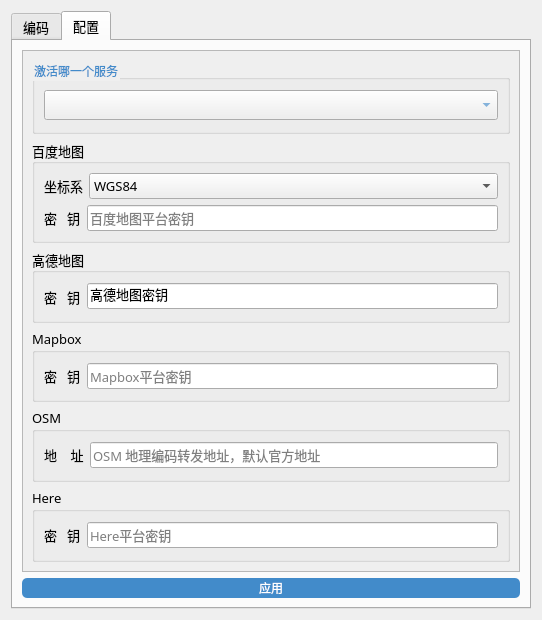
Qt form GeocodeCN_dialog_base.ui (WShihan/GeocodeCN) before a commit.
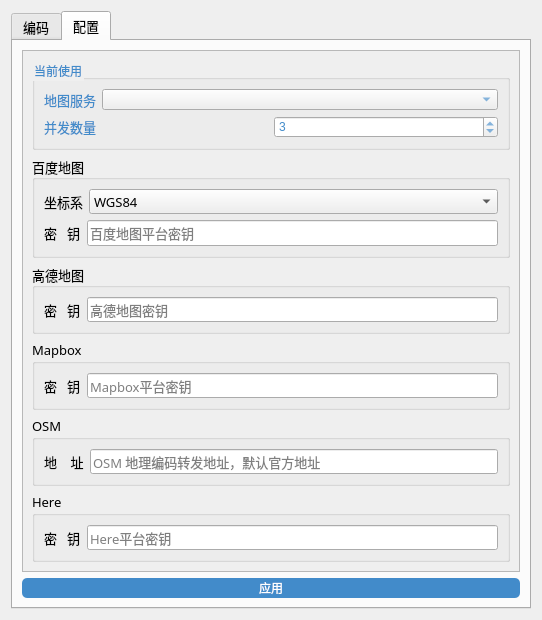
The same form after that commit.

Commit message: fix csv检测单字段异常；增加并发配置项

What changed in the file:
```diff
--- a/GeocodeCN_dialog_base.ui
+++ b/GeocodeCN_dialog_base.ui
@@ -531,8 +531,8 @@
            <rect>
             <x>0</x>
             <y>0</y>
-            <width>470</width>
-            <height>509</height>
+            <width>455</width>
+            <height>522</height>
            </rect>
           </property>
           <layout class="QVBoxLayout" name="verticalLayout_3">
@@ -545,11 +545,23 @@
               <string notr="true">color:#428bca</string>
              </property>
              <property name="title">
-              <string>激活哪一个服务</string>
+              <string>当前使用</string>
              </property>
              <layout class="QVBoxLayout" name="verticalLayout_11">
               <item>
                <layout class="QHBoxLayout" name="horizontalLayout_9">
+                <item>
+                 <widget class="QLabel" name="lb_service">
+                  <property name="font">
+                   <font>
+                    <pointsize>10</pointsize>
+                   </font>
+                  </property>
+                  <property name="text">
+                   <string>地图服务</string>
+                  </property>
+                 </widget>
+                </item>
                 <item>
                  <widget class="QComboBox" name="cb_service">
                   <property name="sizePolicy">
@@ -577,6 +589,35 @@
                 </item>
                </layout>
               </item>
+              <item>
+               <layout class="QHBoxLayout" name="horizontalLayout_15">
+                <item>
+                 <widget class="QLabel" name="lb_cocurrent">
+                  <property name="font">
+                   <font>
+                    <pointsize>10</pointsize>
+                   </font>
+                  </property>
+                  <property name="text">
+                   <string>并发数量</string>
+                  </property>
+                 </widget>
+                </item>
+                <item>
+                 <widget class="QSpinBox" name="sp_cocurrent">
+                  <property name="minimum">
+                   <number>1</number>
+                  </property>
+                  <property name="maximum">
+                   <number>10</number>
+                  </property>
+                  <property name="value">
+                   <number>3</number>
+                  </property>
+                 </widget>
+                </item>
+               </layout>
+              </item>
              </layout>
             </widget>
            </item>
@@ -688,11 +729,11 @@
                    </size>
                   </property>
                   <property name="text">
+                   <string/>
+                  </property>
+                  <property name="placeholderText">
                    <string>高德地图密钥</string>
                   </property>
-                  <property name="placeholderText">
-                   <string>Mapbox平台密钥</string>
-                  </property>
                  </widget>
                 </item>
                </layout>
```
The commit also changes 3 other files.
